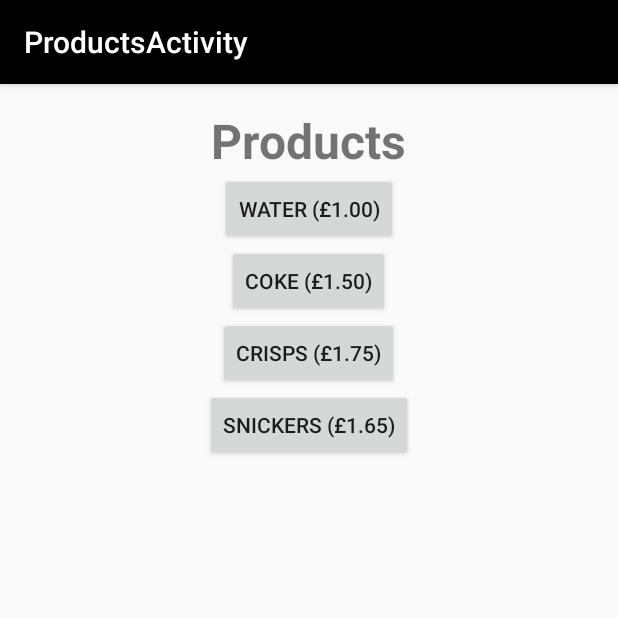
After one commit to escbooks/android_chapter_09, an Android app: the ProductsActivity screen opened directly, with no data from a screen before it, on a phone screen of 412 x 824 dp, the top half of it. The commit adds this screen. Run offline under Robolectric (Android 15) with nearby library versions, the phone set to English and light mode, and no system bars.

Commit message:
- new ProductsActivity - Select Product button to VendingActivity

```diff
--- a/app/src/main/AndroidManifest.xml
+++ b/app/src/main/AndroidManifest.xml
@@ -10,14 +10,16 @@
         android:theme="@style/AppTheme">
         <activity
             android:name=".VendingActivity"
-            android:label="@string/app_name"
-            >
+            android:label="@string/app_name">
             <intent-filter>
                 <action android:name="android.intent.action.MAIN" />
 
                 <category android:name="android.intent.category.LAUNCHER" />
             </intent-filter>
         </activity>
+        <activity
+            android:name=".ProductsActivity"
+            android:label="@string/title_activity_products" />
     </application>
 
 </manifest>
--- /dev/null
+++ b/app/src/main/java/com/escbooks/vendingmachine/ProductsActivity.java
@@ -0,0 +1,76 @@
+package com.escbooks.vendingmachine;
+
+import android.content.Intent;
+import android.os.Bundle;
+import android.support.v7.app.AppCompatActivity;
+import android.view.View;
+
+public class ProductsActivity extends AppCompatActivity {
+
+    @Override
+    protected void onCreate(Bundle savedInstanceState) {
+        super.onCreate(savedInstanceState);
+        setContentView(R.layout.activity_products);
+
+        findViewById(R.id.water_button).setOnClickListener(new View.OnClickListener() {
+            @Override
+            public void onClick(View view) {
+
+                Intent intent = new Intent();
+                intent.putExtra("PRODUCT_NAME", getString(R.string.water));
+                intent.putExtra("PRICE", Float.parseFloat(getString(R.string.water_price)));
+                intent.putExtra("STOCK", 5);
+
+                setResult(RESULT_OK, intent);
+
+                finish();
+            }
+        });
+
+        findViewById(R.id.coke_button).setOnClickListener(new View.OnClickListener() {
+            @Override
+            public void onClick(View view) {
+
+                Intent intent = new Intent();
+                intent.putExtra("PRODUCT_NAME", getString(R.string.coke));
+                intent.putExtra("PRICE", Float.parseFloat(getString(R.string.coke_price)));
+                intent.putExtra("STOCK", 10);
+
+                setResult(RESULT_OK, intent);
+
+                finish();
+            }
+        });
+
+        findViewById(R.id.crisps_button).setOnClickListener(new View.OnClickListener() {
+            @Override
+            public void onClick(View view) {
+
+                Intent intent = new Intent();
+                intent.putExtra("PRODUCT_NAME", getString(R.string.crisps));
+                intent.putExtra("PRICE", Float.parseFloat(getString(R.string.crisps_price)));
+                intent.putExtra("STOCK", 20);
+
+                setResult(RESULT_OK, intent);
+
+                finish();
+            }
+        });
+
+        findViewById(R.id.snickers_button).setOnClickListener(new View.OnClickListener() {
+            @Override
+            public void onClick(View view) {
+
+                Intent intent = new Intent();
+                intent.putExtra("PRODUCT_NAME", getString(R.string.snickers));
+                intent.putExtra("PRICE", Float.parseFloat(getString(R.string.snickers_price)));
+                intent.putExtra("STOCK", 15);
+
+                setResult(RESULT_OK, intent);
+
+                finish();
+            }
+        });
+
+    }
+}
--- /dev/null
+++ b/app/src/main/res/layout/activity_products.xml
@@ -0,0 +1,39 @@
+<LinearLayout xmlns:android="http://schemas.android.com/apk/res/android"
+    android:layout_width="match_parent"
+    android:layout_height="match_parent"
+    android:layout_margin="16dp"
+    android:gravity="center_horizontal"
+    android:orientation="vertical">
+
+    <TextView
+        android:layout_width="wrap_content"
+        android:layout_height="wrap_content"
+        android:text="@string/products_title"
+        android:textSize="32sp"
+        android:textStyle="bold" />
+
+    <Button
+        android:id="@+id/water_button"
+        android:layout_width="wrap_content"
+        android:layout_height="wrap_content"
+        android:text="@string/water" />
+
+    <Button
+        android:id="@+id/coke_button"
+        android:layout_width="wrap_content"
+        android:layout_height="wrap_content"
+        android:text="@string/coke" />
+
+    <Button
+        android:id="@+id/crisps_button"
+        android:layout_width="wrap_content"
+        android:layout_height="wrap_content"
+        android:text="@string/crisps" />
+
+    <Button
+        android:id="@+id/snickers_button"
+        android:layout_width="wrap_content"
+        android:layout_height="wrap_content"
+        android:text="@string/snickers" />
+
+</LinearLayout>
--- a/app/src/main/res/layout/activity_vending.xml
+++ b/app/src/main/res/layout/activity_vending.xml
@@ -16,6 +16,12 @@
         android:text="@string/app_name"
         android:textSize="32sp"
         android:textStyle="bold" />
+
+    <Button
+        android:id="@+id/select_product_button"
+        android:layout_width="wrap_content"
+        android:layout_height="wrap_content"
+        android:text="@string/select_product" />
 
     <!-- Wallet Section -->
     <LinearLayout
--- a/app/src/main/res/values/strings.xml
+++ b/app/src/main/res/values/strings.xml
@@ -3,8 +3,19 @@
     <string name="action_settings">Settings</string>
     <string name="wallet_label">Wallet £</string>
     <string name="wallet_amount">10</string>
-    <string name="snickers">Snickers £1.65</string>
     <string name="restock">Restock</string>
     <string name="purchase">Purchase</string>
     <string name="snickers_stock">5</string>
+    <string name="title_activity_products">ProductsActivity</string>
+    <string name="products_title">Products</string>
+
+    <string name="water">Water (£1.00)</string>
+    <string name="coke">Coke (£1.50)</string>
+    <string name="crisps">Crisps (£1.75)</string>
+    <string name="snickers">Snickers (£1.65)</string>
+    <string name="water_price">1</string>
+    <string name="coke_price">1.5</string>
+    <string name="crisps_price">1.75</string>
+    <string name="snickers_price">1.65</string>
+    <string name="select_product">Select Product</string>
 </resources>
```
Also changed, not shown: app/src/main/java/com/escbooks/vendingmachine/VendingActivity.java (+36 -3 lines), 1 other file.
